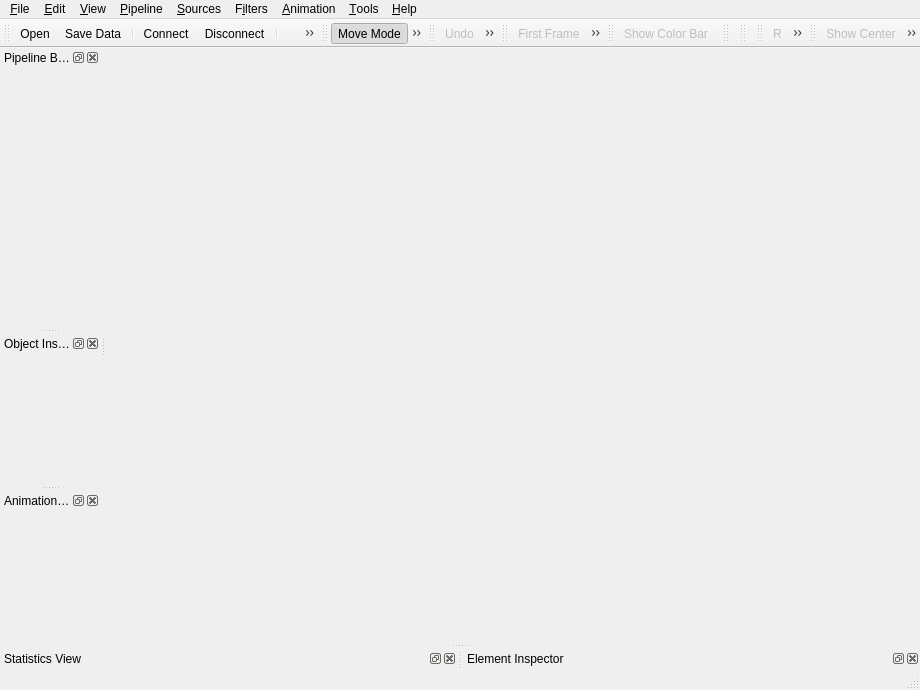
Before: the Qt Designer form Applications/Client/MainWindow.ui in wildmichael/ParaView3-enhancements-old, drawn with Qt 5.
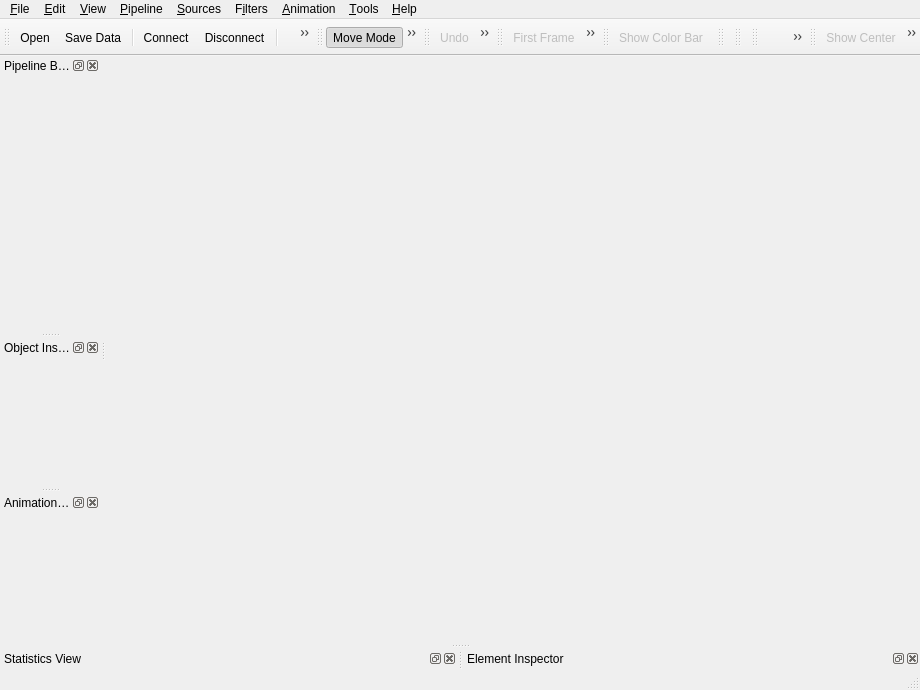
After: the same form once the commit is applied. Icons and pictures are not drawn.

The edit to the form file:
```diff
--- a/Applications/Client/MainWindow.ui
+++ b/Applications/Client/MainWindow.ui
@@ -732,9 +732,6 @@
    <property name="enabled" >
     <bool>false</bool>
    </property>
-   <property name="text" >
-    <string>R</string>
-   </property>
    <property name="statusTip" >
     <string>Reset Camera</string>
    </property>
```
Left out of the diff: 55 changed lines with no effect on the pictures.
